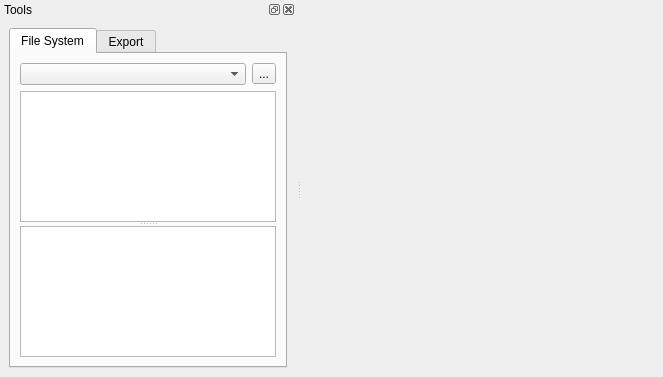
The window that qwbfs/src/UIMain.ui (amestica/qwbfs) describes before a commit, drawn with Qt 5.
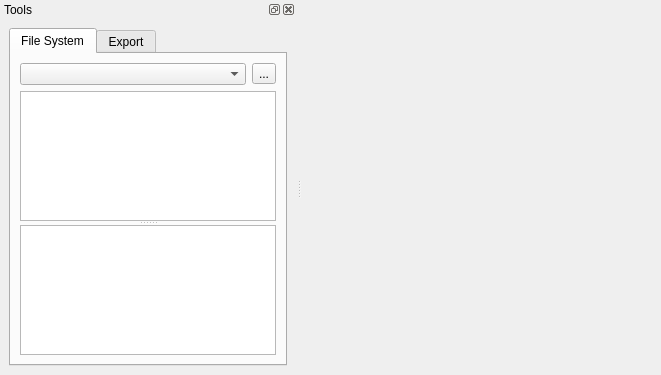
The same window after the commit. The open tabs and pages were chosen to show the change. Custom widgets are drawn as their Qt base class.

```diff
--- a/qwbfs/src/UIMain.ui
+++ b/qwbfs/src/UIMain.ui
@@ -6,8 +6,8 @@
    <rect>
     <x>0</x>
     <y>0</y>
-    <width>663</width>
-    <height>377</height>
+    <width>661</width>
+    <height>375</height>
    </rect>
   </property>
   <property name="windowTitle">
```
Left out of the diff: 6 changed lines with no effect on the pictures.
